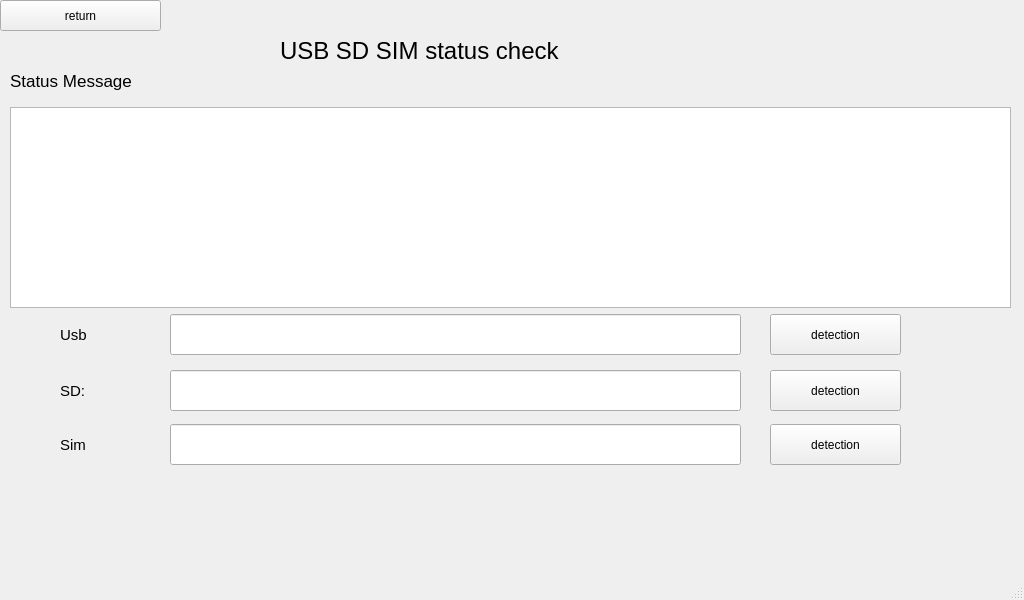
Qt form qt/t507/udev.ui (jizizihe/baijie_demo) before a commit.
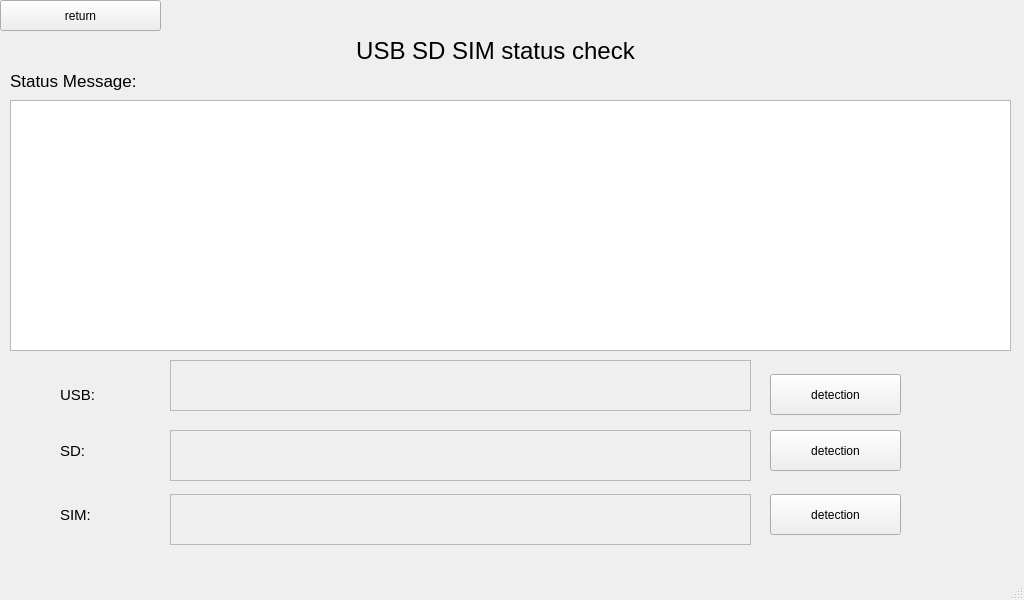
The same form after that commit.

Patch:
```diff
--- a/qt/t507/udev.ui
+++ b/qt/t507/udev.ui
@@ -27,24 +27,11 @@
      <string>return</string>
     </property>
    </widget>
-   <widget class="QLineEdit" name="sd_lineEdit">
-    <property name="geometry">
-     <rect>
-      <x>170</x>
-      <y>370</y>
-      <width>571</width>
-      <height>41</height>
-     </rect>
-    </property>
-    <property name="readOnly">
-     <bool>true</bool>
-    </property>
-   </widget>
    <widget class="QLabel" name="label_4">
     <property name="geometry">
      <rect>
       <x>60</x>
-      <y>370</y>
+      <y>430</y>
       <width>91</width>
       <height>41</height>
      </rect>
@@ -61,7 +48,7 @@
    <widget class="QLabel" name="label_5">
     <property name="geometry">
      <rect>
-      <x>280</x>
+      <x>230</x>
       <y>30</y>
       <width>531</width>
       <height>41</height>
@@ -75,25 +62,15 @@
     <property name="text">
      <string>USB SD SIM status check</string>
     </property>
-   </widget>
-   <widget class="QLineEdit" name="sim_lineEdit">
-    <property name="geometry">
-     <rect>
-      <x>170</x>
-      <y>424</y>
-      <width>571</width>
-      <height>41</height>
-     </rect>
-    </property>
-    <property name="readOnly">
-     <bool>true</bool>
+    <property name="alignment">
+     <set>Qt::AlignCenter</set>
     </property>
    </widget>
    <widget class="QPushButton" name="usb_detection">
     <property name="geometry">
      <rect>
       <x>770</x>
-      <y>314</y>
+      <y>374</y>
       <width>131</width>
       <height>41</height>
      </rect>
@@ -102,24 +79,11 @@
      <string>detection</string>
     </property>
    </widget>
-   <widget class="QLineEdit" name="usb_lineEdit">
-    <property name="geometry">
-     <rect>
-      <x>170</x>
-      <y>314</y>
-      <width>571</width>
-      <height>41</height>
-     </rect>
-    </property>
-    <property name="readOnly">
-     <bool>true</bool>
-    </property>
-   </widget>
    <widget class="QLabel" name="label">
     <property name="geometry">
      <rect>
       <x>60</x>
-      <y>314</y>
+      <y>374</y>
       <width>91</width>
       <height>41</height>
      </rect>
@@ -130,14 +94,14 @@
      </font>
     </property>
     <property name="text">
-     <string>Usb</string>
+     <string>USB:</string>
     </property>
    </widget>
    <widget class="QLabel" name="label_2">
     <property name="geometry">
      <rect>
       <x>60</x>
-      <y>424</y>
+      <y>494</y>
       <width>91</width>
       <height>41</height>
      </rect>
@@ -148,14 +112,14 @@
      </font>
     </property>
     <property name="text">
-     <string>Sim</string>
+     <string>SIM:</string>
     </property>
    </widget>
    <widget class="QPushButton" name="sim_detection">
     <property name="geometry">
      <rect>
       <x>770</x>
-      <y>424</y>
+      <y>494</y>
       <width>131</width>
       <height>41</height>
      </rect>
@@ -168,7 +132,7 @@
     <property name="geometry">
      <rect>
       <x>770</x>
-      <y>370</y>
+      <y>430</y>
       <width>131</width>
       <height>41</height>
      </rect>
@@ -181,9 +145,9 @@
     <property name="geometry">
      <rect>
       <x>10</x>
-      <y>107</y>
+      <y>100</y>
       <width>1001</width>
-      <height>201</height>
+      <height>251</height>
      </rect>
     </property>
     <property name="palette">
@@ -269,9 +233,96 @@
      </font>
     </property>
     <property name="text">
-     <string>Status Message</string>
+     <string>Status Message:</string>
     </property>
    </widget>
+   <widget class="QFrame" name="frame">
+    <property name="geometry">
+     <rect>
+      <x>170</x>
+      <y>360</y>
+      <width>581</width>
+      <height>51</height>
+     </rect>
+    </property>
+    <property name="frameShape">
+     <enum>QFrame::StyledPanel</enum>
+    </property>
+    <property name="frameShadow">
+     <enum>QFrame::Raised</enum>
+    </property>
+    <widget class="QLabel" name="usb_label">
+     <property name="geometry">
+      <rect>
+       <x>3</x>
+       <y>5</y>
+       <width>571</width>
+       <height>41</height>
+      </rect>
+     </property>
+     <property name="text">
+      <string/>
+     </property>
+    </widget>
+   </widget>
+   <widget class="QFrame" name="frame_2">
+    <property name="geometry">
+     <rect>
+      <x>170</x>
+      <y>430</y>
+      <width>581</width>
+      <height>51</height>
+     </rect>
+    </property>
+    <property name="frameShape">
+     <enum>QFrame::StyledPanel</enum>
+    </property>
+    <property name="frameShadow">
+     <enum>QFrame::Raised</enum>
+    </property>
+    <widget class="QLabel" name="sd_label">
+     <property name="geometry">
+      <rect>
+       <x>5</x>
+       <y>6</y>
+       <width>571</width>
+       <height>41</height>
+      </rect>
+     </property>
+     <property name="text">
+      <string/>
+     </property>
+    </widget>
+   </widget>
+   <widget class="QFrame" name="frame_3">
+    <property name="geometry">
+     <rect>
+      <x>170</x>
+      <y>494</y>
+      <width>581</width>
+      <height>51</height>
+     </rect>
+    </property>
+    <property name="frameShape">
+     <enum>QFrame::StyledPanel</enum>
+    </property>
+    <property name="frameShadow">
+     <enum>QFrame::Raised</enum>
+    </property>
+    <widget class="QLabel" name="sim_label">
+     <property name="geometry">
+      <rect>
+       <x>3</x>
+       <y>3</y>
+       <width>571</width>
+       <height>41</height>
+      </rect>
+     </property>
+     <property name="text">
+      <string/>
+     </property>
+    </widget>
+   </widget>
   </widget>
   <widget class="QMenuBar" name="menubar">
    <property name="geometry">
```
